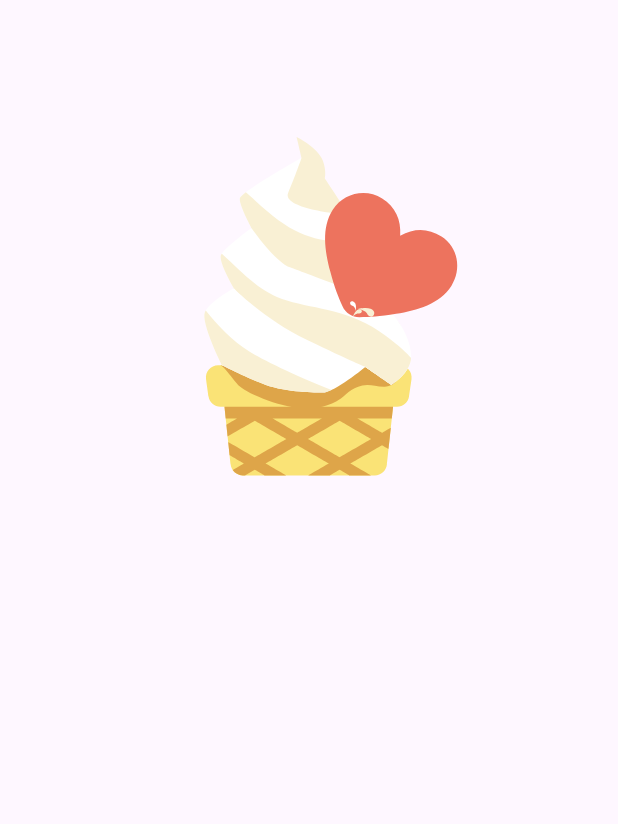
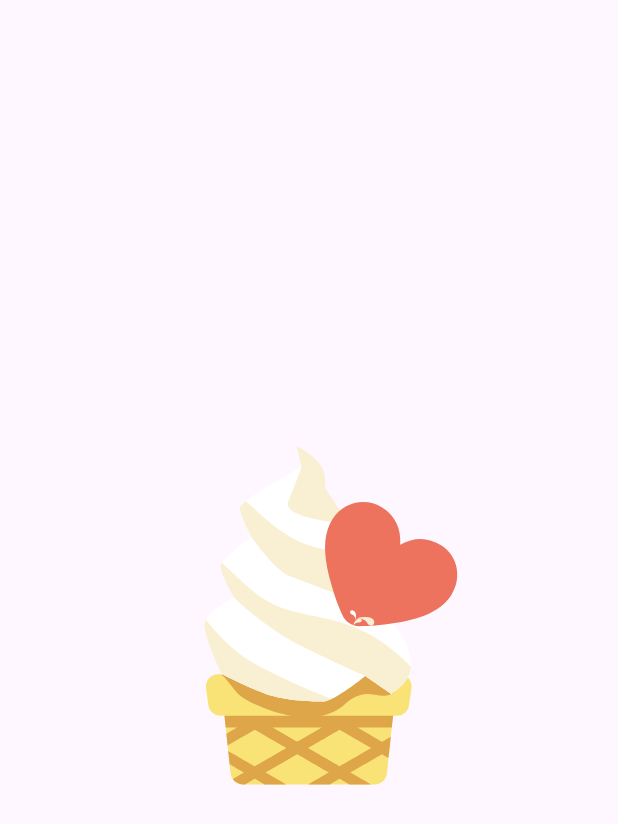
Before and after one commit to Channilol/TotemGelatoHPierre, a Flutter app: the first screen one second after launch, on a phone screen of 412 x 824 dp. Shown: the top 824 px of the screen. Run offline on Flutter 3.47's test engine with Material 3 defaults, Android fonts, the phone set to English and light mode, and no system bars; our stand-ins replace badges, flutter_riverpod, flutter_svg, font_awesome_flutter, google_fonts, lottie; missing offline and left inert: json_theme.

Commit message:
animazione centrata

```diff
--- a/lib/screens/splash_screen.dart
+++ b/lib/screens/splash_screen.dart
@@ -41,11 +41,13 @@ class _SplashScreenState extends ConsumerState<SplashScreen> {
             future: Future.delayed(const Duration(seconds: 5), () => true),
             builder: (context, snapshot) {
               if (snapshot.connectionState == ConnectionState.waiting) {
-                return Lottie.asset(
-                  "assets/images/gelato.json",
-                  fit: BoxFit.cover,
-                  height: MediaQuery.of(context).size.width,
-                  width: MediaQuery.of(context).size.width,
+                return Center(
+                  child: Lottie.asset(
+                    "assets/images/gelato.json",
+                    fit: BoxFit.cover,
+                    height: MediaQuery.of(context).size.width,
+                    width: MediaQuery.of(context).size.width,
+                  ),
                 );
               }
               return Column(
```
